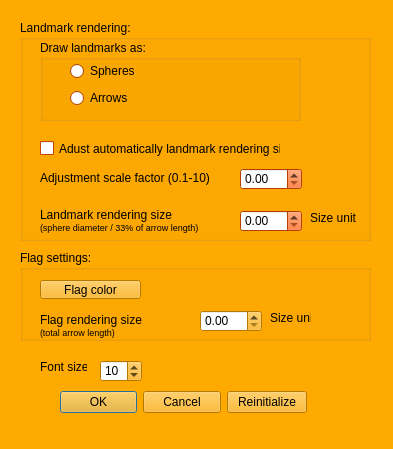
First picture: the form in MorphoDig/Qt/mqLandmarkDialog.ui, repository morphomuseum/MorphoDig, before the edit.
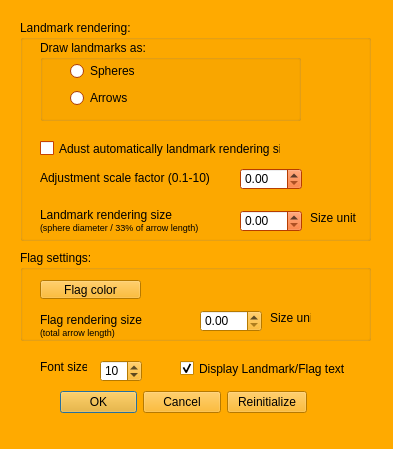
Second picture: the form after the edit. Custom widgets are drawn as their Qt base class.

Commit message: Display / Hide landmark or flag text.

Diff of the .ui file:
```diff
--- a/MorphoDig/Qt/mqLandmarkDialog.ui
+++ b/MorphoDig/Qt/mqLandmarkDialog.ui
@@ -148,6 +148,15 @@
        </color>
       </brush>
      </colorrole>
+     <colorrole role="PlaceholderText">
+      <brush brushstyle="NoBrush">
+       <color alpha="128">
+        <red>0</red>
+        <green>0</green>
+        <blue>0</blue>
+       </color>
+      </brush>
+     </colorrole>
     </active>
     <inactive>
      <colorrole role="WindowText">
@@ -285,6 +294,15 @@
        </color>
       </brush>
      </colorrole>
+     <colorrole role="PlaceholderText">
+      <brush brushstyle="NoBrush">
+       <color alpha="128">
+        <red>0</red>
+        <green>0</green>
+        <blue>0</blue>
+       </color>
+      </brush>
+     </colorrole>
     </inactive>
     <disabled>
      <colorrole role="WindowText">
@@ -422,6 +440,15 @@
        </color>
       </brush>
      </colorrole>
+     <colorrole role="PlaceholderText">
+      <brush brushstyle="NoBrush">
+       <color alpha="128">
+        <red>0</red>
+        <green>0</green>
+        <blue>0</blue>
+       </color>
+      </brush>
+     </colorrole>
     </disabled>
    </palette>
   </property>
@@ -1499,6 +1526,22 @@
     <number>10</number>
    </property>
   </widget>
+  <widget class="QCheckBox" name="displayLandmarkText">
+   <property name="geometry">
+    <rect>
+     <x>180</x>
+     <y>360</y>
+     <width>241</width>
+     <height>17</height>
+    </rect>
+   </property>
+   <property name="text">
+    <string>Display Landmark/Flag text</string>
+   </property>
+   <property name="checked">
+    <bool>true</bool>
+   </property>
+  </widget>
  </widget>
  <customwidgets>
   <customwidget>
```
Left out of the diff: 54 changed lines with no effect on the pictures. The commit also changes 9 other files.
